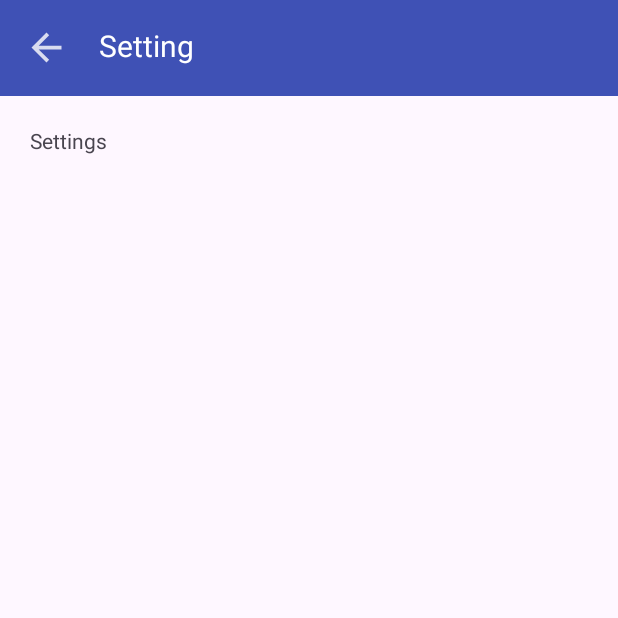
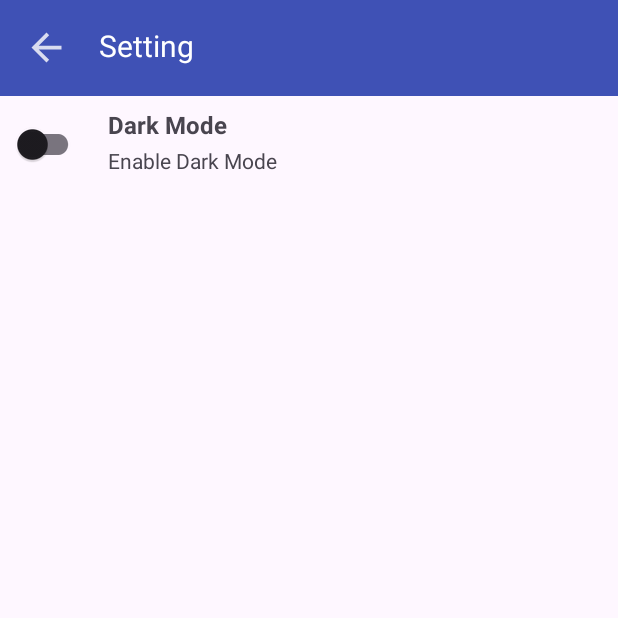
Before and after one commit to GG-3-0-Mobile-Engineering/ME14-SahabatBencana-GG3MEGP0573-MiftahulHuda, an Android app: the SettingFragment screen opened through its navigation route, on a phone screen of 412 x 824 dp, the top half of it. Run offline under Robolectric (Android 15) with nearby library versions, the phone set to English and light mode, and no system bars.

Commit message:
feat(main): added dark mode support & label range date 1 week

```diff
--- a/app/src/main/java/com/miftahulhudaf/sahabatbencana/MainActivity.kt
+++ b/app/src/main/java/com/miftahulhudaf/sahabatbencana/MainActivity.kt
@@ -2,11 +2,15 @@ package com.miftahulhudaf.sahabatbencana
 
 import androidx.appcompat.app.AppCompatActivity
 import android.os.Bundle
+import androidx.appcompat.app.AppCompatDelegate
 import com.miftahulhudaf.sahabatbencana.databinding.ActivityMainBinding
+import com.miftahulhudaf.sahabatbencana.ui.main.viewmodel.SettingsViewModel
+import org.koin.androidx.viewmodel.ext.android.viewModel
 
 class MainActivity : AppCompatActivity() {
 
     private lateinit var binding: ActivityMainBinding
+
 
     override fun onCreate(savedInstanceState: Bundle?) {
         super.onCreate(savedInstanceState)
--- a/app/src/main/java/com/miftahulhudaf/sahabatbencana/MapsFragment.kt
+++ b/app/src/main/java/com/miftahulhudaf/sahabatbencana/MapsFragment.kt
@@ -10,14 +10,18 @@ import androidx.fragment.app.Fragment
 import android.os.Bundle
 import android.provider.BaseColumns
 import android.util.Log
+import android.util.TypedValue
 import android.view.LayoutInflater
 import android.view.View
 import android.view.ViewGroup
 import android.widget.CursorAdapter
 import android.widget.SearchView
 import android.widget.SimpleCursorAdapter
+import android.widget.TextView
 import android.widget.Toast
+import androidx.appcompat.app.AppCompatDelegate
 import androidx.cardview.widget.CardView
+import androidx.core.content.ContextCompat
 import androidx.core.content.ContextCompat.getSystemService
 import androidx.lifecycle.ViewModelProvider
 import androidx.navigation.NavGraph
@@ -39,6 +43,7 @@ import com.miftahulhudaf.sahabatbencana.data.model.DisasterType
 import com.miftahulhudaf.sahabatbencana.data.model.LocationData
 import com.miftahulhudaf.sahabatbencana.data.response.archive.Disaster
 import com.miftahulhudaf.sahabatbencana.data.response.archive.DisasterProperty
+import com.miftahulhudaf.sahabatbencana.data.utils.DateHelper
 import com.miftahulhudaf.sahabatbencana.data.utils.Resource
 import com.miftahulhudaf.sahabatbencana.databinding.ActivityMainBinding
 import com.miftahulhudaf.sahabatbencana.databinding.FragmentMapsBinding
@@ -46,7 +51,9 @@ import com.miftahulhudaf.sahabatbencana.ui.base.ViewModelFactory
 import com.miftahulhudaf.sahabatbencana.ui.main.adapter.DisasterAdapter
 import com.miftahulhudaf.sahabatbencana.ui.main.adapter.DisasterTypeAdapter
 import com.miftahulhudaf.sahabatbencana.ui.main.viewmodel.MainViewModel
+import com.miftahulhudaf.sahabatbencana.ui.main.viewmodel.SettingsViewModel
 import com.miftahulhudaf.sahabatbencana.utils.SpaceItemDecoration
+import com.miftahulhudaf.sahabatbencana.utils.isDarkMode
 import org.koin.androidx.viewmodel.ext.android.viewModel
 
 class MapsFragment : Fragment(),
@@ -59,6 +66,7 @@ class MapsFragment : Fragment(),
     private val adapter = DisasterAdapter()
 
     private val mainViewModel by viewModel<MainViewModel>()
+    private val settingsViewModel by viewModel<SettingsViewModel>()
     private val boundsBuilder = LatLngBounds.Builder()
 
 
@@ -84,6 +92,7 @@ class MapsFragment : Fragment(),
         val mapFragment = childFragmentManager.findFragmentById(R.id.map) as SupportMapFragment?
         mapFragment?.getMapAsync(callback)
 
+        setupDarkMode()
         initSearchView()
         showDisasterTypeList(mainViewModel.disasterType)
 
@@ -109,10 +118,23 @@ class MapsFragment : Fragment(),
         }
     }
 
+    private fun setupDarkMode() {
+        settingsViewModel.getDarkMode().observe(viewLifecycleOwner){ isDarkModeActive ->
+            if (isDarkModeActive) {
+                AppCompatDelegate.setDefaultNightMode(AppCompatDelegate.MODE_NIGHT_YES)
+            } else {
+                AppCompatDelegate.setDefaultNightMode(AppCompatDelegate.MODE_NIGHT_NO)
+            }
+        }
+    }
+
 
     private fun setupViewModel(view: View) {
         val bottomSheet = view.findViewById<View>(R.id.bottom_sheet)
         bottomSheetBehavior = BottomSheetBehavior.from(bottomSheet)
+
+        val lblDate = view.findViewById<TextView>(R.id.lblDate)
+        lblDate.text = DateHelper.selectedDateLabel()
 
         rvItems = bottomSheet.findViewById<RecyclerView?>(R.id.recyclerview).apply {
             layoutManager = LinearLayoutManager(activity)
@@ -195,16 +217,16 @@ class MapsFragment : Fragment(),
         gmaps.clear()
 
         disasters.forEach { feature ->
-            val lat = feature.geometry?.coordinates?.get(1)
-            val lon = feature.geometry?.coordinates?.get(0)
+            val lat = feature.geometry.coordinates?.get(1)
+            val lon = feature.geometry.coordinates?.get(0)
 
             if(lat != null && lon != null) {
                 val latLng = LatLng(lat, lon)
                 gmaps.addMarker(
                     MarkerOptions()
                         .position(latLng)
-                        .title(feature.properties?.title)
-                        .snippet(feature.properties?.createdAt)
+                        .title(feature.properties.title)
+                        .snippet(feature.properties.createdAt)
                 )
                 boundsBuilder.include(latLng)
             }
@@ -242,7 +264,8 @@ class MapsFragment : Fragment(),
     override fun onDisasterTypeClick(view: View, disasterType: DisasterType) {
         val hasFilter = mainViewModel.applyFilter(disasterType.en)
 
-        val cardBackgroundColor = if (hasFilter) Color.GREEN else Color.WHITE
+        var cardDefaultBg = if(isDarkMode(requireContext())) Color.rgb(66, 66, 66) else Color.WHITE
+        val cardBackgroundColor = if (hasFilter) Color.rgb(0, 136, 12) else cardDefaultBg
         (view as CardView).setCardBackgroundColor(cardBackgroundColor)
     }
 }
--- a/app/src/main/java/com/miftahulhudaf/sahabatbencana/SettingFragment.kt
+++ b/app/src/main/java/com/miftahulhudaf/sahabatbencana/SettingFragment.kt
@@ -5,9 +5,13 @@ import androidx.fragment.app.Fragment
 import android.view.LayoutInflater
 import android.view.View
 import android.view.ViewGroup
+import android.widget.CompoundButton
+import androidx.appcompat.app.AppCompatDelegate
 import androidx.navigation.Navigation
 import com.miftahulhudaf.sahabatbencana.databinding.FragmentMapsBinding
 import com.miftahulhudaf.sahabatbencana.databinding.FragmentSettingBinding
+import com.miftahulhudaf.sahabatbencana.ui.main.viewmodel.SettingsViewModel
+import org.koin.androidx.viewmodel.ext.android.viewModel
 
 // TODO: Rename parameter arguments, choose names that match
 // the fragment initialization parameters, e.g. ARG_ITEM_NUMBER
@@ -21,18 +25,8 @@ private const val ARG_PARAM2 = "param2"
  */
 class SettingFragment : Fragment() {
     private lateinit var binding: FragmentSettingBinding
+    private val settingsViewModel by viewModel<SettingsViewModel>()
 
-    // TODO: Rename and change types of parameters
-    private var param1: String? = null
-    private var param2: String? = null
-
-    override fun onCreate(savedInstanceState: Bundle?) {
-        super.onCreate(savedInstanceState)
-        arguments?.let {
-            param1 = it.getString(ARG_PARAM1)
-            param2 = it.getString(ARG_PARAM2)
-        }
-    }
 
     override fun onCreateView(
         inflater: LayoutInflater, container: ViewGroup?,
@@ -42,6 +36,20 @@ class SettingFragment : Fragment() {
         binding = FragmentSettingBinding.inflate(layoutInflater)
         binding.imgBack.setOnClickListener {
             Navigation.findNavController(binding.root).popBackStack()
+        }
+
+        settingsViewModel.getDarkMode().observe(viewLifecycleOwner) { isDarkModeActive: Boolean ->
+            if (isDarkModeActive) {
+                AppCompatDelegate.setDefaultNightMode(AppCompatDelegate.MODE_NIGHT_YES)
+                binding.darkModeSwitch.isChecked = true
+            } else {
+                AppCompatDelegate.setDefaultNightMode(AppCompatDelegate.MODE_NIGHT_NO)
+                binding.darkModeSwitch.isChecked = false
+            }
+        }
+
+        binding.darkModeSwitch.setOnCheckedChangeListener { _: CompoundButton?, isChecked: Boolean ->
+            settingsViewModel.saveThemeSetting(isChecked)
         }
 
         return binding.root
--- a/app/src/main/java/com/miftahulhudaf/sahabatbencana/data/repository/MainRepository.kt
+++ b/app/src/main/java/com/miftahulhudaf/sahabatbencana/data/repository/MainRepository.kt
@@ -60,7 +60,7 @@ class MainRepository(private val apiService: ApiService) {
             if (features.isNotEmpty()) {
                 emit(Resource.Success(features))
             } else {
-                emit(Resource.Error("Empty List!"))
+                emit(Resource.Error("Bencana Tidak Ditemukan!"))
             }
         } catch (e: HttpException) {
             Log.e(TAG, "getReportsArchive: ${e.message()}")
@@ -76,10 +76,10 @@ class MainRepository(private val apiService: ApiService) {
             if (geometries.isNotEmpty()) {
                 emit(Resource.Success(geometries))
             } else {
-                emit(Resource.Error("Empty List!"))
+                emit(Resource.Error("Bencana Tidak Ditemukan!"))
             }
         } catch (e: HttpException) {
-            Log.e(TAG, "getReportsArchive: ${e.message()}")
+            Log.e(TAG, "getMonitoring: ${e.message()}")
             emit(Resource.Error(e.message()))
         }
     }
--- a/app/src/main/java/com/miftahulhudaf/sahabatbencana/data/utils/DateHelper.kt
+++ b/app/src/main/java/com/miftahulhudaf/sahabatbencana/data/utils/DateHelper.kt
@@ -31,4 +31,17 @@ object DateHelper {
 
         return dateFormat.format(dateOneWeekAgo)
     }
+
+    fun selectedDateLabel(): String {
+        val inputFormat = SimpleDateFormat("yyyy-MM-dd'T'HH:mm:ssZ", Locale.getDefault())
+        val outputFormat = SimpleDateFormat("d MMMM yyyy (HH:mm)", Locale.getDefault())
+
+        val start = getDateTimeOneWeekAgoWithTimeZoneOffset()
+        val end = getCurrentDateTimeWithTimeZoneOffset()
+
+        val dateStart = inputFormat.parse(start)
+        val dateEnd = inputFormat.parse(end)
+
+        return "${outputFormat.format(dateStart)} - ${outputFormat.format(dateEnd)}"
+    }
 }
--- a/app/src/main/java/com/miftahulhudaf/sahabatbencana/di/AppModule.kt
+++ b/app/src/main/java/com/miftahulhudaf/sahabatbencana/di/AppModule.kt
@@ -1,6 +1,7 @@
 package com.miftahulhudaf.sahabatbencana.di
 
 import com.miftahulhudaf.sahabatbencana.ui.main.viewmodel.MainViewModel
+import com.miftahulhudaf.sahabatbencana.ui.main.viewmodel.SettingsViewModel
 import com.miftahulhudaf.sahabatbencana.ui.setting.AppPreferences
 import com.miftahulhudaf.sahabatbencana.utils.dataStore
 import org.koin.android.ext.koin.androidContext
@@ -13,5 +14,5 @@ val preferenceModule = module {
 
 val viewModelModule = module {
     viewModel { MainViewModel(get()) }
-//    viewModel { SettingsViewModel(get()) }
+    viewModel { SettingsViewModel(get()) }
 }
--- /dev/null
+++ b/app/src/main/java/com/miftahulhudaf/sahabatbencana/ui/main/viewmodel/SettingsViewModel.kt
@@ -0,0 +1,21 @@
+package com.miftahulhudaf.sahabatbencana.ui.main.viewmodel
+
+import androidx.lifecycle.LiveData
+import androidx.lifecycle.ViewModel
+import androidx.lifecycle.asLiveData
+import androidx.lifecycle.viewModelScope
+import com.miftahulhudaf.sahabatbencana.ui.setting.AppPreferences
+import kotlinx.coroutines.launch
+
+class SettingsViewModel(private val pref: AppPreferences) : ViewModel() {
+
+    fun getDarkMode(): LiveData<Boolean> {
+        return pref.getDarkMode().asLiveData()
+    }
+
+    fun saveThemeSetting(isDarkModeActive: Boolean) {
+        viewModelScope.launch {
+            pref.saveDarkMode(isDarkModeActive)
+        }
+    }
+}
--- a/app/src/main/res/drawable/baseline_add_24.xml
+++ b/app/src/main/res/drawable/baseline_add_24.xml
@@ -1,4 +1,5 @@
-<vector android:height="20dp" android:tint="#000"
+<vector android:height="20dp"
+    android:tint="?attr/textFillColor"
     android:viewportHeight="24" android:viewportWidth="24"
     android:width="20dp" xmlns:android="http://schemas.android.com/apk/res/android">
     <path android:fillColor="@android:color/white" android:pathData="M19,13h-6v6h-2v-6H5v-2h6V5h2v6h6v2z"/>
--- a/app/src/main/res/drawable/bg_rounded_white.xml
+++ b/app/src/main/res/drawable/bg_rounded_white.xml
@@ -1,5 +1,5 @@
 <?xml version="1.0" encoding="utf-8"?>
 <shape xmlns:android="http://schemas.android.com/apk/res/android">
-    <solid android:color="#fff"/>
+    <solid android:color="?attr/backgroundColor"/>
     <corners android:radius="50dp"/>
 </shape>
--- a/app/src/main/res/layout/disaster_item.xml
+++ b/app/src/main/res/layout/disaster_item.xml
@@ -9,6 +9,7 @@
     app:cardCornerRadius="4dp"
     app:cardElevation="4dp"
     app:cardMaxElevation="4dp"
+    android:layout_marginHorizontal="10dp"
     app:cardUseCompatPadding="true">
 
     <RelativeLayout
--- a/app/src/main/res/layout/fragment_setting.xml
+++ b/app/src/main/res/layout/fragment_setting.xml
@@ -49,18 +49,51 @@
                 </androidx.appcompat.widget.Toolbar>
             </com.google.android.material.appbar.AppBarLayout>
 
-            <LinearLayout
+            <androidx.constraintlayout.widget.ConstraintLayout
                 android:layout_width="match_parent"
-                android:layout_height="match_parent"
+                android:layout_height="wrap_content"
                 app:layout_constraintTop_toBottomOf="@id/appBarSetting"
-                android:padding="20dp"
                 >
+
+                <com.google.android.material.switchmaterial.SwitchMaterial
+                    android:id="@+id/darkModeSwitch"
+                    android:layout_width="wrap_content"
+                    android:layout_height="wrap_content"
+                    android:layout_marginStart="8dp"
+                    android:layout_marginTop="8dp"
+                    android:layout_marginBottom="8dp"
+                    android:textSize="18sp"
+                    app:layout_constraintBottom_toBottomOf="parent"
+                    app:layout_constraintStart_toStartOf="parent"
+                    app:layout_constraintTop_toTopOf="parent" />
+
                 <TextView
-                    android:layout_width="match_parent"
-                    android:layout_height="match_parent"
-                    android:text="Settings"
-                    />
-            </LinearLayout>
+                    android:id="@+id/tv_item_title"
+                    android:layout_width="wrap_content"
+                    android:layout_height="wrap_content"
+                    android:layout_marginStart="16dp"
+                    android:ellipsize="end"
+                    android:gravity="start"
+                    android:maxLines="2"
+                    android:text="Dark Mode"
+                    android:textSize="16sp"
+                    android:textStyle="bold"
+                    app:layout_constraintStart_toEndOf="@+id/darkModeSwitch"
+                    app:layout_constraintTop_toTopOf="@+id/darkModeSwitch" />
+
+                <TextView
+                    android:id="@+id/tv_description"
+                    android:layout_width="wrap_content"
+                    android:layout_height="wrap_content"
+                    android:gravity="start"
+                    android:maxLines="3"
+                    android:text="Enable Dark Mode"
+                    android:textSize="14sp"
+                    app:layout_constraintBottom_toBottomOf="@+id/darkModeSwitch"
+                    app:layout_constraintStart_toStartOf="@+id/tv_item_title"
+                    app:layout_constraintTop_toBottomOf="@+id/tv_item_title" />
+
+            </androidx.constraintlayout.widget.ConstraintLayout>
 
         </androidx.constraintlayout.widget.ConstraintLayout>
 
--- a/app/src/main/res/layout/list_category.xml
+++ b/app/src/main/res/layout/list_category.xml
@@ -4,7 +4,8 @@
     xmlns:tools="http://schemas.android.com/tools"
     android:layout_width="wrap_content"
     android:layout_height="wrap_content"
-    app:cardCornerRadius="16dp">
+    app:cardCornerRadius="16dp"
+    android:background="?attr/backgroundColor">
 
     <TextView
         android:id="@+id/tv_category_name"
@@ -12,7 +13,7 @@
         android:layout_height="wrap_content"
         android:layout_margin="8dp"
         android:drawablePadding="8dp"
-        android:textColor="@color/black"
+        android:textColor="?attr/textFillColor"
         android:textSize="18sp"
         app:drawableStartCompat="@drawable/baseline_add_24"
         tools:text="Banjir" />
--- a/app/src/main/res/values-night/themes.xml
+++ b/app/src/main/res/values-night/themes.xml
@@ -2,6 +2,9 @@
     <!-- Base application theme. -->
     <style name="Base.Theme.SahabatBencana" parent="Theme.Material3.DayNight.NoActionBar">
         <!-- Customize your dark theme here. -->
-        <!-- <item name="colorPrimary">@color/my_dark_primary</item> -->
+        <item name="backgroundColor">@color/black</item>
+        <item name="textFillColor">@color/white</item>
+        <item name="colorPrimary">@color/secondary</item>
     </style>
+
 </resources>
--- a/app/src/main/res/values/themes.xml
+++ b/app/src/main/res/values/themes.xml
@@ -2,7 +2,9 @@
     <!-- Base application theme. -->
     <style name="Base.Theme.SahabatBencana" parent="Theme.Material3.DayNight.NoActionBar">
         <!-- Customize your light theme here. -->
-        <!-- <item name="colorPrimary">@color/my_light_primary</item> -->
+        <item name="backgroundColor">@color/white</item>
+        <item name="textFillColor">@color/black</item>
+        <item name="colorPrimary">@color/primary</item>
     </style>
 
     <style name="Theme.SahabatBencana" parent="Base.Theme.SahabatBencana" />
```
Also changed, not shown: app/src/main/java/com/miftahulhudaf/sahabatbencana/ui/main/adapter/DisasterAdapter.kt (+10 -3 lines), app/src/main/java/com/miftahulhudaf/sahabatbencana/utils/Extensions.kt (+7 -0 lines), app/src/main/res/layout/modal_bottom_sheet.xml (+12 -31 lines).
